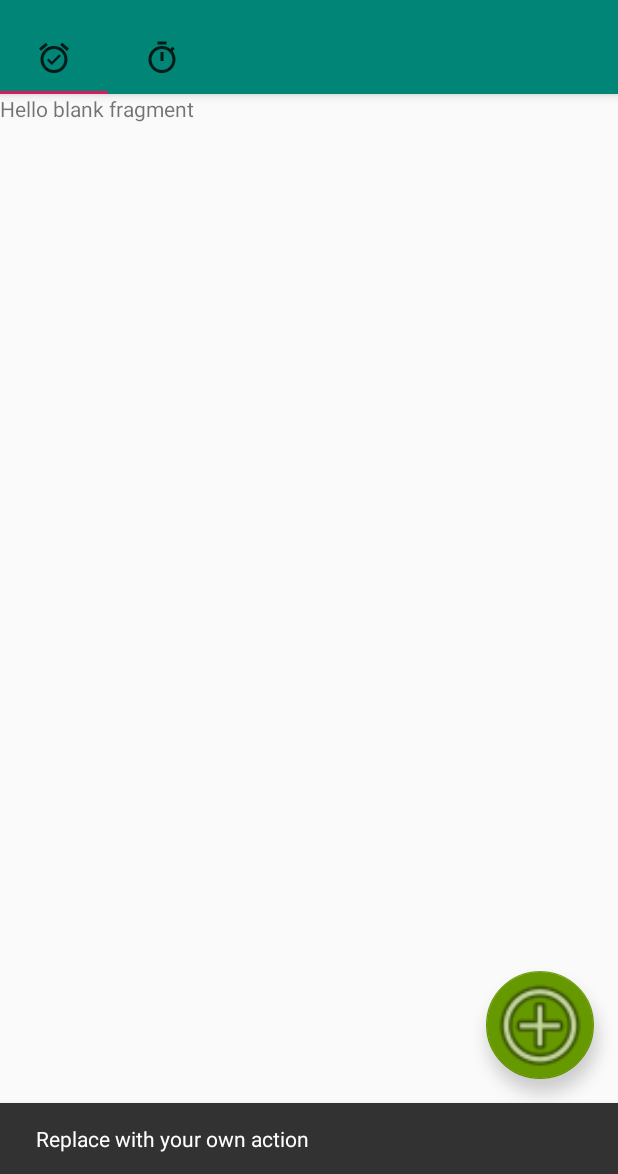
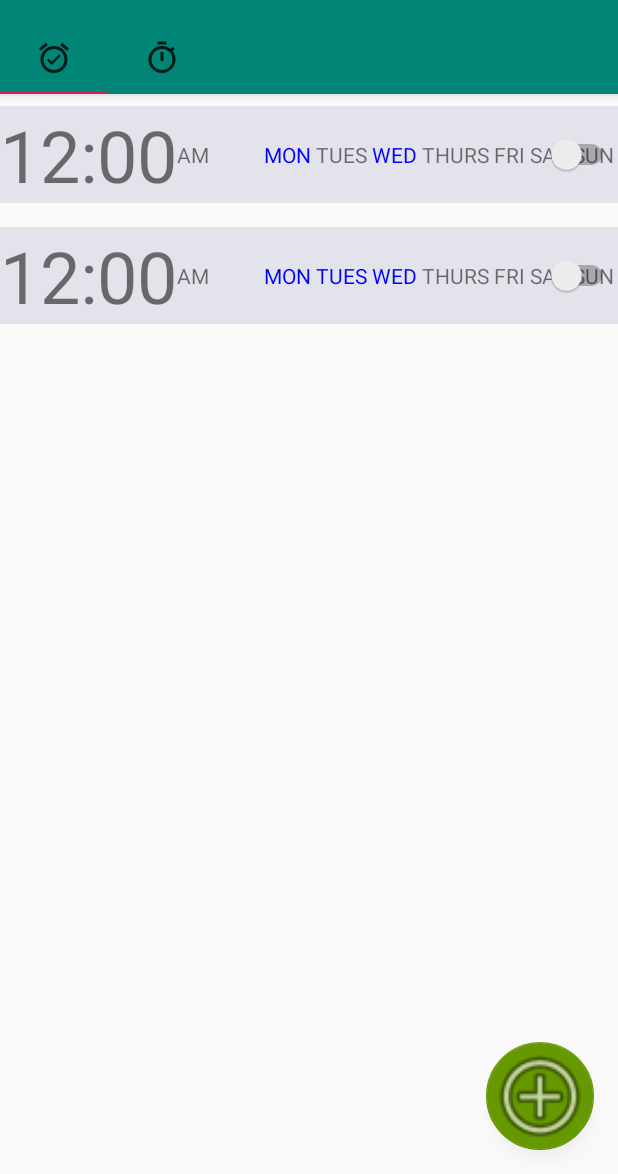
Before and after one commit to Unoooooo/prm391, an Android app: the screen it shows after launch (MainActivity), after a tap on an icon or button, on a phone screen of 412 x 824 dp, the part 62-1236 px from its top. Run offline under Robolectric (Android 15) with nearby library versions, the phone set to English and light mode, and no system bars; 2 other taps on this screen came first.

Commit message:
update code 25/3

```diff
--- a/CLOCKPROJECT/app/src/main/java/com/example/fu/myapplication/model/Alarm.java
+++ b/CLOCKPROJECT/app/src/main/java/com/example/fu/myapplication/model/Alarm.java
@@ -1,8 +1,13 @@
 package com.example.fu.myapplication.model;
 
+import android.icu.util.LocaleData;
 import android.os.Parcel;
 import android.os.Parcelable;
 import android.util.SparseBooleanArray;
+
+import java.util.ArrayList;
+import java.util.List;
+import java.util.Locale;
 
 public class Alarm implements Parcelable {
 
@@ -115,5 +120,12 @@ public class Alarm implements Parcelable {
         return arrayDay;
 
     }
+    //DEMO
+    public static List<Alarm> creatAlarmListDEMO(){
+        List<Alarm> list= new ArrayList<>();
+        list.add(new Alarm(1, 11,addDaysInWeekToAlarm(true,false,true,false,false,false,false),true));
+        list.add(new Alarm(2, 18,addDaysInWeekToAlarm(true,true,true,false,false,false,false),true));
+        return list;
+    }
 
 }
--- a/CLOCKPROJECT/app/src/main/java/com/example/fu/myapplication/presenter/AlarmAdapter.java
+++ b/CLOCKPROJECT/app/src/main/java/com/example/fu/myapplication/presenter/AlarmAdapter.java
@@ -2,20 +2,60 @@ package com.example.fu.myapplication.presenter;
 
 import android.content.Context;
 import android.support.annotation.NonNull;
-import android.support.annotation.Nullable;
 import android.support.v7.widget.RecyclerView;
-import android.util.AttributeSet;
+import android.view.LayoutInflater;
+import android.view.View;
+import android.view.ViewGroup;
 
-public class AlarmAdapter extends RecyclerView {
-    public AlarmAdapter(@NonNull Context context) {
-        super(context);
+import com.example.fu.myapplication.R;
+import com.example.fu.myapplication.model.Alarm;
+import com.example.fu.myapplication.util.AlarmUtils;
+
+import java.util.List;
+
+
+public class AlarmAdapter extends RecyclerView.Adapter<ViewAlarmHolder> {
+    public static final int COLOR_NUMBER_DAY = 2;
+    private List<Alarm> mAlarmList;
+
+
+    public AlarmAdapter(List<Alarm> alarmList) {
+        this.mAlarmList = alarmList;
+
+    }
+    public AlarmAdapter() {
     }
 
-    public AlarmAdapter(@NonNull Context context, @Nullable AttributeSet attrs) {
-        super(context, attrs);
+
+    @NonNull
+    @Override
+    public ViewAlarmHolder onCreateViewHolder(@NonNull ViewGroup viewGroup, int i) {
+        View view = LayoutInflater.from(viewGroup.getContext()).inflate(R.layout.alarm_row, viewGroup, false);
+        return new ViewAlarmHolder(view);
     }
 
-    public AlarmAdapter(@NonNull Context context, @Nullable AttributeSet attrs, int defStyle) {
-        super(context, attrs, defStyle);
+    @Override
+    public void onBindViewHolder(@NonNull ViewAlarmHolder viewHolder, int position)  {
+        Alarm alarm = mAlarmList.get(position);
+        viewHolder.getTime().setText(AlarmUtils.convertTimeToHour12(alarm.getTime()));
+        viewHolder.getAmPm().setText(AlarmUtils.convertTimeToAmPm(alarm.getTime()));
+        viewHolder.getDays().setText(AlarmUtils.convertSparseBooleanArrayToString(alarm.getDaysInWeek()));
+        viewHolder.getSwitchOnOffAlarm().setEnabled(alarm.isEnabled());
+
+
+    }
+
+    @Override
+    public int getItemCount() {
+
+        return (mAlarmList == null) ? 0 : mAlarmList.size();
+    }
+
+    public List<Alarm> getmAlarmList() {
+        return mAlarmList;
+    }
+
+    public void setmAlarmList(List<Alarm> mAlarmList) {
+        this.mAlarmList = mAlarmList;
     }
 }
--- /dev/null
+++ b/CLOCKPROJECT/app/src/main/java/com/example/fu/myapplication/presenter/ViewAlarmHolder.java
@@ -0,0 +1,69 @@
+package com.example.fu.myapplication.presenter;
+
+import android.support.v7.widget.RecyclerView;
+import android.support.v7.widget.SwitchCompat;
+import android.view.View;
+import android.widget.Switch;
+import android.widget.TextView;
+
+import com.example.fu.myapplication.R;
+
+public class ViewAlarmHolder extends RecyclerView.ViewHolder {
+    private TextView time, amPm, days;
+    private Switch switchOnOffAlarm;
+
+    ViewAlarmHolder(View itemView) {
+        super(itemView);
+        time = itemView.findViewById(R.id.lblTime);
+        amPm = itemView.findViewById(R.id.lblAmPm);
+        days = itemView.findViewById(R.id.lblDaysInWeek);
+        switchOnOffAlarm = itemView.findViewById(R.id.switchOnOffAlarm);
+        //action click on Alarm row
+        time.setOnClickListener(new View.OnClickListener() {
+            @Override
+            public void onClick(View view) {
+                //TODO
+            }
+        });
+        //action click on button switch on/off
+        switchOnOffAlarm.setOnClickListener(new View.OnClickListener() {
+            @Override
+            public void onClick(View view) {
+
+            }
+        });
+    }
+
+
+    public Switch getSwitchOnOffAlarm() {
+        return switchOnOffAlarm;
+    }
+
+    public void setSwitchOnOffAlarm(Switch switchOnOffAlarm) {
+        this.switchOnOffAlarm = switchOnOffAlarm;
+    }
+
+    public TextView getTime() {
+        return time;
+    }
+
+    public void setTime(TextView time) {
+        this.time = time;
+    }
+
+    public TextView getAmPm() {
+        return amPm;
+    }
+
+    public void setAmPm(TextView amPm) {
+        this.amPm = amPm;
+    }
+
+    public TextView getDays() {
+        return days;
+    }
+
+    public void setDays(TextView days) {
+        this.days = days;
+    }
+}
--- /dev/null
+++ b/CLOCKPROJECT/app/src/main/java/com/example/fu/myapplication/service/AlarmService.java
@@ -0,0 +1,29 @@
+package com.example.fu.myapplication.service;
+
+import android.app.IntentService;
+import android.content.Intent;
+import android.support.annotation.Nullable;
+import android.support.v4.content.LocalBroadcastManager;
+
+import com.example.fu.myapplication.data.DataBaseHelper;
+import com.example.fu.myapplication.model.Alarm;
+
+import java.util.ArrayList;
+import java.util.List;
+
+public class AlarmService extends IntentService {
+    public static final String ALARMS_EXTRA = "alarms_extra";
+
+    public AlarmService(String name) {
+        super(name);
+    }
+
+    @Override
+    protected void onHandleIntent(@Nullable Intent intent) {
+        List<Alarm> alarmList = DataBaseHelper.getInstance(this).getAlarmArray();
+        final Intent i = new Intent();
+
+        i.putParcelableArrayListExtra(ALARMS_EXTRA, new ArrayList<>(alarmList));
+        LocalBroadcastManager.getInstance(this).sendBroadcast(i);
+    }
+}
--- a/CLOCKPROJECT/app/src/main/java/com/example/fu/myapplication/util/AlarmUtils.java
+++ b/CLOCKPROJECT/app/src/main/java/com/example/fu/myapplication/util/AlarmUtils.java
@@ -2,10 +2,15 @@ package com.example.fu.myapplication.util;
 
 import android.content.ContentValues;
 import android.database.Cursor;
+import android.graphics.Color;
+import android.text.Spannable;
+import android.text.SpannableStringBuilder;
+import android.text.style.ForegroundColorSpan;
 import android.util.SparseBooleanArray;
 
 import com.example.fu.myapplication.model.Alarm;
 
+import java.text.SimpleDateFormat;
 import java.util.ArrayList;
 import java.util.List;
 import java.util.Locale;
@@ -24,19 +29,18 @@ import static com.example.fu.myapplication.data.DataBaseHelper.COL_WED;
 
 public final class AlarmUtils {
 
+    public static final String[] NAME_DAY_ARRAY = {"MON", "TUES", "WED", "THURS", "FRI", "SAT", "SUN"};
 
-//    private static final SimpleDateFormat TIME_FORMAT =
-//            new SimpleDateFormat("h:mm", Locale.getDefault());
-//    private static final SimpleDateFormat AM_PM_FORMAT =
-//            new SimpleDateFormat("a", Locale.getDefault());
+    private static final SimpleDateFormat TIME_FORMAT =
+            new SimpleDateFormat("h:mm", Locale.getDefault());
+
+    private static final SimpleDateFormat AM_PM_FORMAT =
+            new SimpleDateFormat("a", Locale.getDefault());
 
 
     public static ContentValues toContentValues(Alarm alarm) {
-
         final ContentValues contentValues = new ContentValues();
-
         contentValues.put(COL_TIME, alarm.getTime());
-
         final SparseBooleanArray days = alarm.getDaysInWeek();
         contentValues.put(COL_MON, days.get(Alarm.MON) ? 1 : 0);
         contentValues.put(COL_TUES, days.get(Alarm.TUES) ? 1 : 0);
@@ -45,15 +49,11 @@ public final class AlarmUtils {
         contentValues.put(COL_FRI, days.get(Alarm.FRI) ? 1 : 0);
         contentValues.put(COL_SAT, days.get(Alarm.SAT) ? 1 : 0);
         contentValues.put(COL_SUN, days.get(Alarm.SUN) ? 1 : 0);
-
         contentValues.put(COL_IS_ENABLED, alarm.isEnabled());
-
         return contentValues;
-
     }
 
     public static List<Alarm> convertAlarmCursortoList(Cursor cursorAlarm) {
-
         if (cursorAlarm == null) return new ArrayList<>();
         List<Alarm> alarms = new ArrayList<>();
         cursorAlarm.moveToFirst();
@@ -68,7 +68,6 @@ public final class AlarmUtils {
             boolean sat = cursorAlarm.getInt(cursorAlarm.getColumnIndex(COL_SAT)) == 1;
             boolean sun = cursorAlarm.getInt(cursorAlarm.getColumnIndex(COL_SUN)) == 1;
             boolean isEnabled = cursorAlarm.getInt(cursorAlarm.getColumnIndex(COL_IS_ENABLED)) == 1;
-
             SparseBooleanArray daysInWeek = Alarm.addDaysInWeekToAlarm(mon, tues, wed, thurs, fri, sat, sun);
             Alarm alarm = new Alarm(id, time, daysInWeek, isEnabled);
             alarms.add(alarm);
@@ -78,4 +77,33 @@ public final class AlarmUtils {
         return alarms;
 
     }
+
+    //Hour in am/pm (1-12)
+    public static String convertTimeToHour12(long time) {
+        return TIME_FORMAT.format(time);
+    }
+
+    //Minute in hour
+    public static String convertTimeToAmPm(long time) {
+        return AM_PM_FORMAT.format(time);
+    }
+
+
+    public static Spannable convertSparseBooleanArrayToString(SparseBooleanArray days) {
+        SpannableStringBuilder resultDays = new SpannableStringBuilder();
+        for (int i = 0; i < days.size(); i++) {
+            int startIndex = 0;
+            if (resultDays.length() != 0) {
+                startIndex = resultDays.length();
+            }
+            resultDays.append(" " + NAME_DAY_ARRAY[i]);
+            int endIndex = resultDays.length();
+
+            if (days.valueAt(i)) {
+                resultDays.setSpan(new ForegroundColorSpan(Color.parseColor("#0000ff")), startIndex, endIndex, 0);
+            }
+        }
+        return resultDays;
+    }
+
 }
--- a/CLOCKPROJECT/app/src/main/java/com/example/fu/myapplication/view/AlarmFragment.java
+++ b/CLOCKPROJECT/app/src/main/java/com/example/fu/myapplication/view/AlarmFragment.java
@@ -1,110 +1,50 @@
 package com.example.fu.myapplication.view;
 
-import android.content.Context;
-import android.net.Uri;
 import android.os.Bundle;
+import android.support.annotation.NonNull;
+import android.support.annotation.Nullable;
 import android.support.v4.app.Fragment;
+import android.support.v7.widget.LinearLayoutManager;
+import android.support.v7.widget.RecyclerView;
 import android.view.LayoutInflater;
 import android.view.View;
 import android.view.ViewGroup;
 
 import com.example.fu.myapplication.R;
+import com.example.fu.myapplication.data.DataBaseHelper;
+import com.example.fu.myapplication.model.Alarm;
+import com.example.fu.myapplication.presenter.AlarmAdapter;
+
+import java.util.ArrayList;
+import java.util.List;
 
 
-/**
- * A simple {@link Fragment} subclass.
- * Activities that contain this fragment must implement the
- * {@link AlarmFragment.OnFragmentInteractionListener} interface
- * to handle interaction events.
- * Use the {@link AlarmFragment#newInstance} factory method to
- * create an instance of this fragment.
- */
 public class AlarmFragment extends Fragment {
-    // TODO: Rename parameter arguments, choose names that match
-    // the fragment initialization parameters, e.g. ARG_ITEM_NUMBER
-    private static final String ARG_PARAM1 = "param1";
-    private static final String ARG_PARAM2 = "param2";
+    RecyclerView recyclerView;
 
-    // TODO: Rename and change types of parameters
-    private String mParam1;
-    private String mParam2;
 
-    private OnFragmentInteractionListener mListener;
+    @Nullable
+    @Override
+    public View onCreateView(@NonNull LayoutInflater inflater, @Nullable ViewGroup container, @Nullable Bundle savedInstanceState) {
 
-    public AlarmFragment() {
-        // Required empty public constructor
+        View view = inflater.inflate(R.layout.fragment_alarm, container, false);
+
+        recyclerView = view.findViewById(R.id.recycleListView);
+        recyclerView.setLayoutManager(new LinearLayoutManager(this.getContext()));
+
+        List<Alarm> list = new ArrayList<>();
+        list = DataBaseHelper.getInstance(this.getContext()).getAlarmArray();
+        if (list.size() == 0) {
+            list = Alarm.creatAlarmListDEMO();
+        }
+
+
+        AlarmAdapter alarmAdapter = new AlarmAdapter(list);
+        recyclerView.setAdapter(alarmAdapter);
+        return view;
     }
 
-    /**
-     * Use this factory method to create a new instance of
-     * this fragment using the provided parameters.
-     *
-     * @param param1 Parameter 1.
-     * @param param2 Parameter 2.
-     * @return A new instance of fragment AlarmFragment.
-     */
-    // TODO: Rename and change types and number of parameters
-    public static AlarmFragment newInstance(String param1, String param2) {
-        AlarmFragment fragment = new AlarmFragment();
-        Bundle args = new Bundle();
-        args.putString(ARG_PARAM1, param1);
-        args.putString(ARG_PARAM2, param2);
-        fragment.setArguments(args);
-        return fragment;
-    }
 
-    @Override
-    public void onCreate(Bundle savedInstanceState) {
-        super.onCreate(savedInstanceState);
-        if (getArguments() != null) {
-            mParam1 = getArguments().getString(ARG_PARAM1);
-            mParam2 = getArguments().getString(ARG_PARAM2);
-        }
-    }
 
-    @Override
-    public View onCreateView(LayoutInflater inflater, ViewGroup container,
-                             Bundle savedInstanceState) {
-        // Inflate the layout for this fragment
-        return inflater.inflate(R.layout.fragment_alarm, container, false);
-    }
 
-    // TODO: Rename method, update argument and hook method into UI event
-    public void onButtonPressed(Uri uri) {
-        if (mListener != null) {
-            mListener.onFragmentInteraction(uri);
-        }
-    }
-
-    @Override
-    public void onAttach(Context context) {
-        super.onAttach(context);
-//        if (context instanceof OnFragmentInteractionListener) {
-//            mListener = (OnFragmentInteractionListener) context;
-//        } else {
-//            throw new RuntimeException(context.toString()
-//                    + " must implement OnFragmentInteractionListener");
-//        }
-    }
-
-    @Override
-    public void onDetach() {
-        super.onDetach();
-        mListener = null;
-    }
-
-    /**
-     * This interface must be implemented by activities that contain this
-     * fragment to allow an interaction in this fragment to be communicated
-     * to the activity and potentially other fragments contained in that
-     * activity.
-     * <p>
-     * See the Android Training lesson <a href=
-     * "http://developer.android.com/training/basics/fragments/communicating.html"
-     * >Communicating with Other Fragments</a> for more information.
-     */
-    public interface OnFragmentInteractionListener {
-        // TODO: Update argument type and name
-        void onFragmentInteraction(Uri uri);
-    }
 }
--- a/CLOCKPROJECT/app/src/main/java/com/example/fu/myapplication/view/MainActivity.java
+++ b/CLOCKPROJECT/app/src/main/java/com/example/fu/myapplication/view/MainActivity.java
@@ -11,10 +11,13 @@ import android.support.v7.widget.Toolbar;
 import android.view.View;
 
 import com.example.fu.myapplication.R;
+import com.example.fu.myapplication.data.DataBaseHelper;
+import com.example.fu.myapplication.model.Alarm;
 import com.example.fu.myapplication.presenter.TabPagerAdapter;
 
 public class MainActivity extends AppCompatActivity {
-
+    private TabLayout tabLayout;
+    int idcount=4;
     @Override
     protected void onCreate(Bundle savedInstanceState) {
         super.onCreate(savedInstanceState);
@@ -23,15 +26,24 @@ public class MainActivity extends AppCompatActivity {
         setSupportActionBar(toolbar);
 
         FloatingActionButton fab = (FloatingActionButton) findViewById(R.id.fab);
+
         fab.setOnClickListener(new View.OnClickListener() {
             @Override
             public void onClick(View view) {
-                Snackbar.make(view, "Replace with your own action", Snackbar.LENGTH_LONG)
-                        .setAction("Action", null).show();
+
+
+                Alarm alarm =  new Alarm(idcount, 5,Alarm.addDaysInWeekToAlarm(true,false,true,false,false,false,true),true);
+                idcount++;
+                DataBaseHelper.getInstance(view.getContext()).deleteAlarm(alarm);
+                final ViewPager viewPager = findViewById(R.id.viewPager);
+                PagerAdapter adapter = new TabPagerAdapter
+                        (getSupportFragmentManager(), tabLayout.getTabCount());
+                viewPager.setAdapter(adapter);
+
             }
         });
 
-        TabLayout tabLayout = findViewById(R.id.tabLayout);
+         tabLayout = findViewById(R.id.tabLayout);
         tabLayout.addTab(tabLayout.newTab().setIcon(R.drawable.clock));
         tabLayout.addTab(tabLayout.newTab().setIcon(R.drawable.stopwatch));
 
--- /dev/null
+++ b/CLOCKPROJECT/app/src/main/res/drawable/button_dayinweek.xml
@@ -0,0 +1,8 @@
+<?xml version="1.0" encoding="utf-8"?>
+<selector xmlns:android="http://schemas.android.com/apk/res/android">
+    <shape xmlns:android="http://schemas.android.com/apk/res/android"
+        android:shape="oval">
+        <size android:height="30dp" android:width="30dp" />
+        <solid android:color="#800789" />
+    </shape>
+</selector>
--- a/CLOCKPROJECT/app/src/main/res/layout/activity_main.xml
+++ b/CLOCKPROJECT/app/src/main/res/layout/activity_main.xml
@@ -4,7 +4,7 @@
     xmlns:tools="http://schemas.android.com/tools"
     android:layout_width="match_parent"
     android:layout_height="match_parent"
-    tools:context=".MainActivity">
+    tools:context="com.example.fu.myapplication.view.MainActivity">
 
     <android.support.design.widget.AppBarLayout
         android:layout_width="match_parent"
@@ -18,6 +18,11 @@
             android:background="?attr/colorPrimary"
             app:popupTheme="@style/AppTheme.PopupOverlay" />
 
+        <LinearLayout
+            android:layout_width="match_parent"
+            android:layout_height="match_parent"
+            android:orientation="horizontal">
+
             <android.support.design.widget.TabLayout
                 android:id="@+id/tabLayout"
                 android:layout_width="match_parent"
@@ -26,6 +31,8 @@
                 app:tabBackground="@color/colorPrimary"
                 app:tabMode="scrollable"
                 app:tabTextAppearance="@style/TextAppearance.AppCompat.Display1" />
+        </LinearLayout>
+
     </android.support.design.widget.AppBarLayout>
     <android.support.v4.view.ViewPager
         android:layout_width="match_parent"
--- /dev/null
+++ b/CLOCKPROJECT/app/src/main/res/layout/alarm_row.xml
@@ -0,0 +1,49 @@
+<?xml version="1.0" encoding="utf-8"?>
+<RelativeLayout xmlns:android="http://schemas.android.com/apk/res/android"
+    android:layout_width="match_parent"
+    android:layout_height="wrap_content"
+    android:layout_marginVertical="8dp"
+    android:background="#e2e3eb"
+    android:clickable="true"
+    android:foreground="?selectableItemBackground"
+    android:orientation="horizontal">
+
+
+    <TextView
+        android:id="@+id/lblTime"
+        android:layout_width="wrap_content"
+        android:layout_height="wrap_content"
+        android:layout_alignParentStart="true"
+        android:layout_centerInParent="true"
+        android:layout_centerVertical="true"
+        android:text="7:00"
+        android:textSize="@android:dimen/app_icon_size" />
+
+    <TextView
+        android:id="@+id/lblAmPm"
+        android:layout_width="wrap_content"
+        android:layout_height="wrap_content"
+        android:layout_toRightOf="@id/lblTime"
+        android:layout_centerVertical="true"
+        android:text="AM/PM" />
+
+    <TextView
+        android:id="@+id/lblDaysInWeek"
+        android:layout_width="wrap_content"
+        android:layout_height="wrap_content"
+        android:layout_toRightOf="@id/lblAmPm"
+        android:layout_centerVertical="true"
+        android:layout_marginLeft="50px"
+        android:text="M Tu W Th F Sa Su" />
+
+    <Switch
+        android:id="@+id/switchOnOffAlarm"
+        android:layout_width="wrap_content"
+        android:layout_height="wrap_content"
+        android:layout_alignParentEnd="true"
+        android:layout_alignParentRight="true"
+        android:layout_centerInParent="true"
+        android:layout_centerVertical="true" />
+
+
+</RelativeLayout>
--- a/CLOCKPROJECT/app/src/main/res/layout/fragment_alarm.xml
+++ b/CLOCKPROJECT/app/src/main/res/layout/fragment_alarm.xml
@@ -1,14 +1,12 @@
 <?xml version="1.0" encoding="utf-8"?>
-<FrameLayout xmlns:android="http://schemas.android.com/apk/res/android"
-    xmlns:tools="http://schemas.android.com/tools"
-    android:layout_width="match_parent"
-    android:layout_height="match_parent"
-    tools:context=".AlarmFragment">
 
-    <!-- TODO: Update blank fragment layout -->
-    <TextView
+
+
+
+    <android.support.v7.widget.RecyclerView xmlns:android="http://schemas.android.com/apk/res/android"
+        android:id="@+id/recycleListView"
         android:layout_width="match_parent"
         android:layout_height="match_parent"
-        android:text="@string/hello_blank_fragment" />
+        android:scrollbars="vertical">
 
-</FrameLayout>
+    </android.support.v7.widget.RecyclerView>
```
Lines whose indentation alone changed are shown as unchanged.
